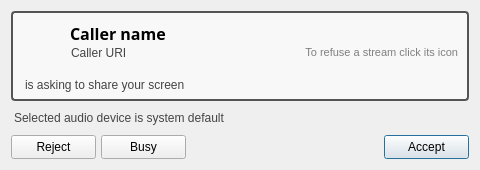
pol51/blink-qt, file resources/incoming_dialog.ui: the form before one commit.
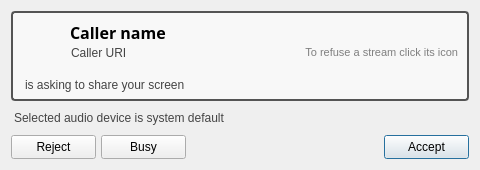
The form after the commit. Icons and pictures are not drawn. Custom widgets are drawn as their Qt base class.

Commit message:
Removed unnecessary size constraint
Ignore-this: c7cd663fbf68aa87fa36e7ef18e315f7

darcs-hash:20140320130933-b22ec-450b22d66cf8705375a5246a9bc584ec975aedba

Patch:
```diff
--- a/resources/incoming_dialog.ui
+++ b/resources/incoming_dialog.ui
@@ -479,12 +479,6 @@
           <verstretch>0</verstretch>
          </sizepolicy>
         </property>
-        <property name="minimumSize">
-         <size>
-          <width>0</width>
-          <height>26</height>
-         </size>
-        </property>
         <property name="font">
          <font>
           <family>Sans Serif</family>
```
